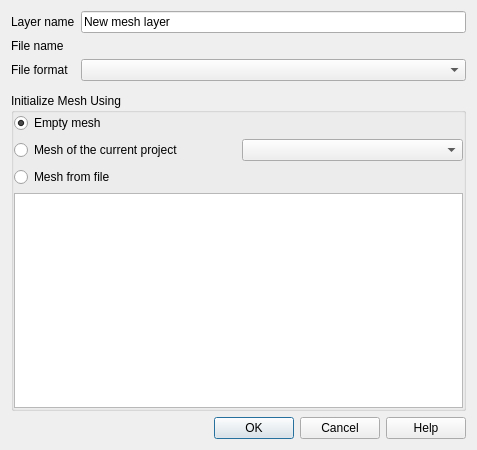
Qt form src/ui/mesh/qgsnewmeshlayerdialogbase.ui (carsmie/QGIS) before a commit.
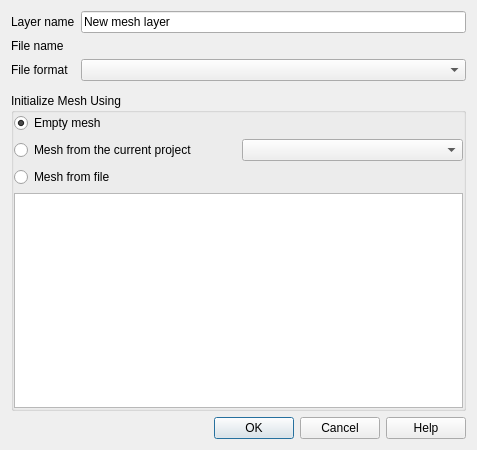
The same form after that commit. Custom widgets are drawn as their Qt base class.

Diff of the .ui file:
```diff
--- a/src/ui/mesh/qgsnewmeshlayerdialogbase.ui
+++ b/src/ui/mesh/qgsnewmeshlayerdialogbase.ui
@@ -85,7 +85,7 @@
       <item row="1" column="0">
        <widget class="QRadioButton" name="mMeshProjectRadioButton">
         <property name="text">
-         <string>Mesh of the current project</string>
+         <string>Mesh from the current project</string>
         </property>
        </widget>
       </item>
```
